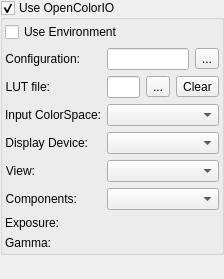
The window that krita/plugins/extensions/dockers/lut/wdglut.ui (KDE/krita) describes before a commit, drawn with Qt 5.
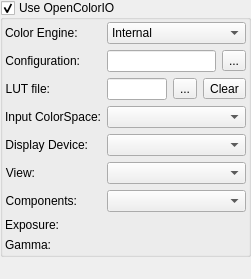
The same window after the commit. Custom widgets are drawn as their Qt base class.

Commit message: Make the renderer skip internal color management when OCIO is enabled

Patch:
```diff
--- a/krita/plugins/extensions/dockers/lut/wdglut.ui
+++ b/krita/plugins/extensions/dockers/lut/wdglut.ui
@@ -6,21 +6,12 @@
    <rect>
     <x>0</x>
     <y>0</y>
-    <width>224</width>
+    <width>244</width>
     <height>279</height>
    </rect>
   </property>
   <layout class="QVBoxLayout" name="verticalLayout_2">
-   <property name="leftMargin">
-    <number>0</number>
-   </property>
-   <property name="topMargin">
-    <number>0</number>
-   </property>
-   <property name="rightMargin">
-    <number>0</number>
-   </property>
-   <property name="bottomMargin">
+   <property name="margin">
     <number>0</number>
    </property>
    <item>
@@ -32,32 +23,12 @@
       <bool>true</bool>
      </property>
      <layout class="QVBoxLayout" name="verticalLayout">
-      <property name="leftMargin">
+      <property name="margin">
        <number>2</number>
       </property>
-      <property name="topMargin">
-       <number>2</number>
-      </property>
-      <property name="rightMargin">
-       <number>2</number>
-      </property>
-      <property name="bottomMargin">
-       <number>2</number>
-      </property>
-      <item>
-       <layout class="QHBoxLayout" name="horizontalLayout">
-        <item>
-         <widget class="QCheckBox" name="m_chkUseOcioEnvironment">
-          <property name="text">
-           <string>Use Environment</string>
-          </property>
-         </widget>
-        </item>
-       </layout>
-      </item>
       <item>
        <layout class="QFormLayout" name="gridLayout">
-        <item row="4" column="1">
+        <item row="5" column="1">
          <widget class="SqueezedComboBox" name="m_cmbView">
           <property name="sizePolicy">
            <sizepolicy hsizetype="Expanding" vsizetype="Fixed">
@@ -67,7 +38,7 @@
           </property>
          </widget>
         </item>
-        <item row="3" column="0">
+        <item row="4" column="0">
          <widget class="QLabel" name="label_2">
           <property name="text">
            <string>Display Device:</string>
@@ -80,7 +51,7 @@
           </property>
          </widget>
         </item>
-        <item row="5" column="0">
+        <item row="6" column="0">
          <widget class="QLabel" name="label_5">
           <property name="text">
            <string>Components:</string>
@@ -93,7 +64,7 @@
           </property>
          </widget>
         </item>
-        <item row="3" column="1">
+        <item row="4" column="1">
          <widget class="SqueezedComboBox" name="m_cmbDisplayDevice">
           <property name="sizePolicy">
            <sizepolicy hsizetype="Expanding" vsizetype="Fixed">
@@ -103,7 +74,7 @@
           </property>
          </widget>
         </item>
-        <item row="2" column="1">
+        <item row="3" column="1">
          <widget class="SqueezedComboBox" name="m_cmbInputColorSpace">
           <property name="sizePolicy">
            <sizepolicy hsizetype="Expanding" vsizetype="Fixed">
@@ -113,7 +84,7 @@
           </property>
          </widget>
         </item>
-        <item row="6" column="0">
+        <item row="7" column="0">
          <widget class="QLabel" name="label_7">
           <property name="text">
            <string>Exposure:</string>
@@ -126,7 +97,7 @@
           </property>
          </widget>
         </item>
-        <item row="2" column="0">
+        <item row="3" column="0">
          <widget class="QLabel" name="label_4">
           <property name="text">
            <string>Input ColorSpace:</string>
@@ -139,7 +110,7 @@
           </property>
          </widget>
         </item>
-        <item row="6" column="1">
+        <item row="7" column="1">
          <widget class="KisDoubleWidget" name="m_exposureDoubleWidget" native="true">
           <property name="sizePolicy">
            <sizepolicy hsizetype="Expanding" vsizetype="Preferred">
@@ -149,7 +120,7 @@
           </property>
          </widget>
         </item>
-        <item row="0" column="0">
+        <item row="1" column="0">
          <widget class="QLabel" name="lblConfig">
           <property name="text">
            <string>Configuration:</string>
@@ -162,7 +133,7 @@
           </property>
          </widget>
         </item>
-        <item row="0" column="1">
+        <item row="1" column="1">
          <layout class="QHBoxLayout" name="horizontalLayout_2">
           <item>
            <widget class="QLineEdit" name="m_txtConfigurationPath">
@@ -180,7 +151,7 @@
           </item>
          </layout>
         </item>
-        <item row="1" column="0">
+        <item row="2" column="0">
          <widget class="QLabel" name="m_lblLut">
           <property name="text">
            <string>LUT file:</string>
@@ -193,7 +164,7 @@
           </property>
          </widget>
         </item>
-        <item row="1" column="1">
+        <item row="2" column="1">
          <layout class="QHBoxLayout" name="horizontalLayout_3">
           <item>
            <widget class="QLineEdit" name="m_txtLut">
@@ -218,7 +189,7 @@
           </item>
          </layout>
         </item>
-        <item row="5" column="1">
+        <item row="6" column="1">
          <widget class="SqueezedComboBox" name="m_cmbComponents">
           <property name="sizePolicy">
            <sizepolicy hsizetype="Expanding" vsizetype="Fixed">
@@ -228,7 +199,7 @@
           </property>
          </widget>
         </item>
-        <item row="7" column="1">
+        <item row="8" column="1">
          <widget class="KisDoubleWidget" name="m_gammaDoubleWidget" native="true">
           <property name="sizePolicy">
            <sizepolicy hsizetype="Expanding" vsizetype="Preferred">
@@ -238,7 +209,7 @@
           </property>
          </widget>
         </item>
-        <item row="7" column="0">
+        <item row="8" column="0">
          <widget class="QLabel" name="label_8">
           <property name="text">
            <string>Gamma:</string>
@@ -251,7 +222,7 @@
           </property>
          </widget>
         </item>
-        <item row="4" column="0">
+        <item row="5" column="0">
          <widget class="QLabel" name="label_3">
           <property name="text">
            <string>View:</string>
@@ -264,6 +235,38 @@
           </property>
          </widget>
         </item>
+        <item row="0" column="0">
+         <widget class="QLabel" name="label">
+          <property name="text">
+           <string>Color Engine:</string>
+          </property>
+         </widget>
+        </item>
+        <item row="0" column="1">
+         <widget class="QComboBox" name="m_colorManagement">
+          <property name="sizePolicy">
+           <sizepolicy hsizetype="Expanding" vsizetype="Fixed">
+            <horstretch>0</horstretch>
+            <verstretch>0</verstretch>
+           </sizepolicy>
+          </property>
+          <item>
+           <property name="text">
+            <string>Internal</string>
+           </property>
+          </item>
+          <item>
+           <property name="text">
+            <string>OCIO</string>
+           </property>
+          </item>
+          <item>
+           <property name="text">
+            <string>OCIO (environment)</string>
+           </property>
+          </item>
+         </widget>
+        </item>
        </layout>
       </item>
      </layout>
```
The commit also changes 16 other files.
